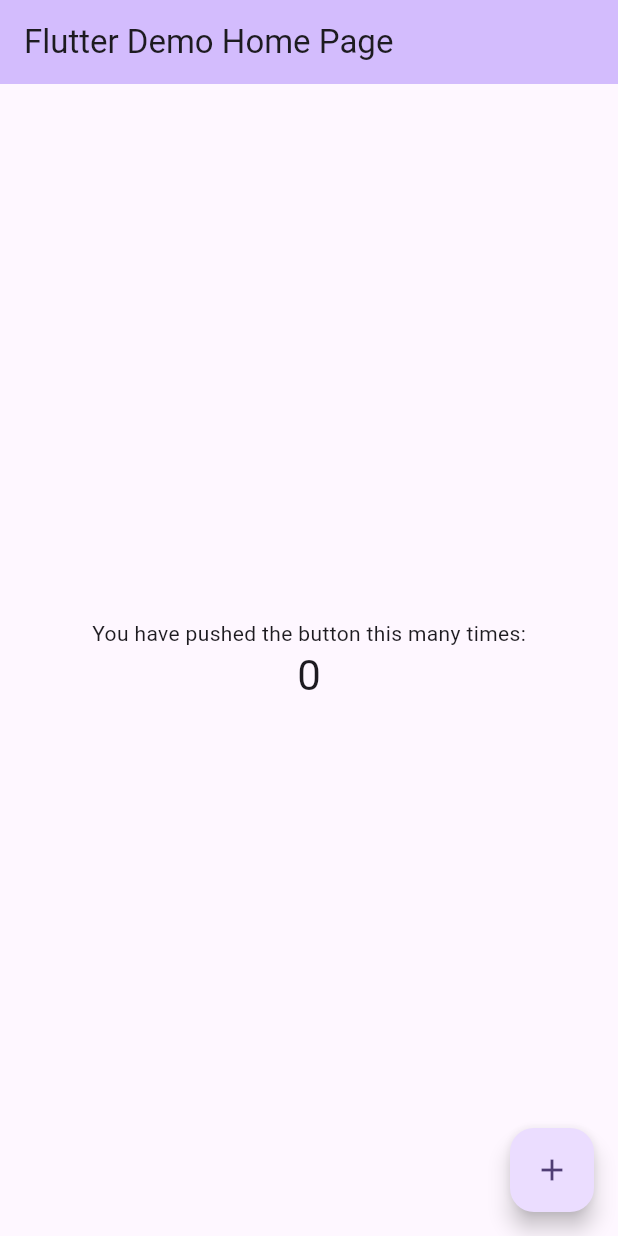
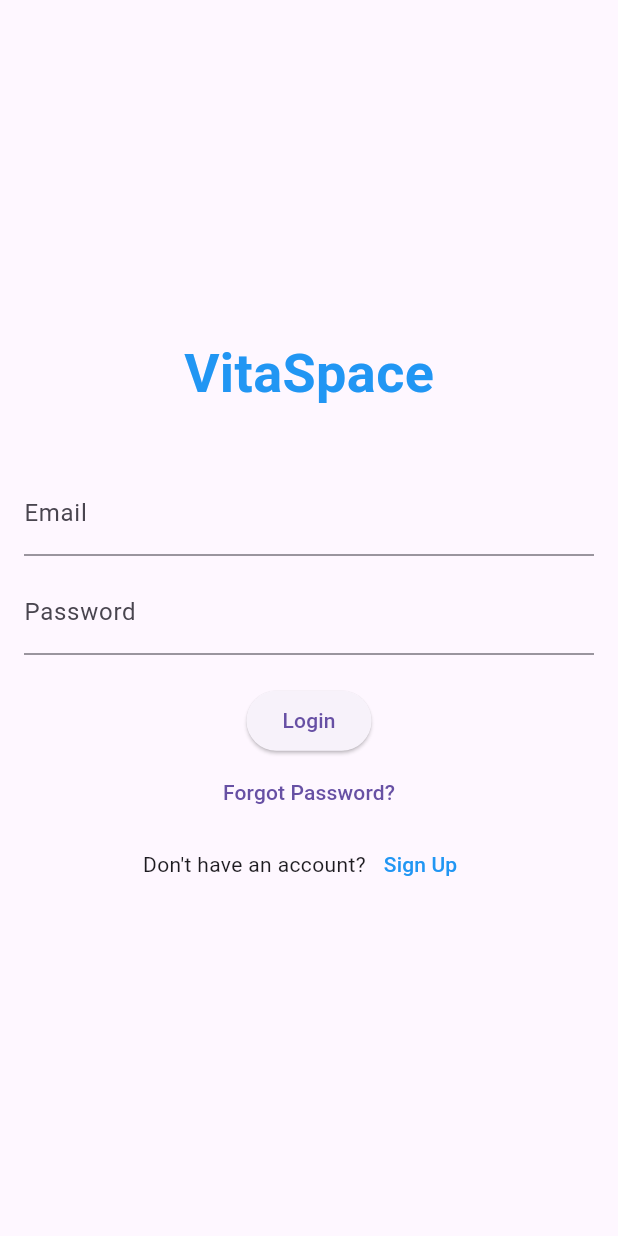
Before and after one commit to vitaspaceuk/vitaspace_app, a Flutter app: the screen it shows after launch, on a phone screen of 412 x 824 dp. Run offline on Flutter 3.47's test engine with Material 3 defaults, Android fonts, the phone set to English and light mode, and no system bars; our stand-ins replace firebase_auth, firebase_core; accounts and stored records are empty.

Commit message:
initial build of app

```diff
--- a/lib/main.dart
+++ b/lib/main.dart
@@ -1,125 +1,29 @@
 import 'package:flutter/material.dart';
+import 'package:firebase_core/firebase_core.dart';
+import 'screens/splash_screen.dart';
+import 'screens/login_page.dart';
+import 'screens/sign_up_page.dart';
+import 'screens/home_page.dart';
 
-void main() {
-  runApp(const MyApp());
+void main() async {
+  WidgetsFlutterBinding.ensureInitialized();
+  await Firebase.initializeApp();
+  runApp(MyApp());
 }
 
 class MyApp extends StatelessWidget {
-  const MyApp({super.key});
-
-  // This widget is the root of your application.
   @override
   Widget build(BuildContext context) {
     return MaterialApp(
-      title: 'Flutter Demo',
-      theme: ThemeData(
-        // This is the theme of your application.
-        //
-        // TRY THIS: Try running your application with "flutter run". You'll see
-        // the application has a purple toolbar. Then, without quitting the app,
-        // try changing the seedColor in the colorScheme below to Colors.green
-        // and then invoke "hot reload" (save your changes or press the "hot
-        // reload" button in a Flutter-supported IDE, or press "r" if you used
-        // the command line to start the app).
-        //
-        // Notice that the counter didn't reset back to zero; the application
-        // state is not lost during the reload. To reset the state, use hot
-        // restart instead.
-        //
-        // This works for code too, not just values: Most code changes can be
-        // tested with just a hot reload.
-        colorScheme: ColorScheme.fromSeed(seedColor: Colors.deepPurple),
-        useMaterial3: true,
-      ),
-      home: const MyHomePage(title: 'Flutter Demo Home Page'),
+      debugShowCheckedModeBanner: false,
+      title: 'VitaSpace',
+      initialRoute: '/',
+      routes: {
+        '/': (context) => SplashScreen(),
+        '/login': (context) => LoginPage(),
+        '/sign_up': (context) => SignUpPage(),
+        '/home': (context) => HomePage(),
+      },
     );
   }
 }
-
-class MyHomePage extends StatefulWidget {
-  const MyHomePage({super.key, required this.title});
-
-  // This widget is the home page of your application. It is stateful, meaning
-  // that it has a State object (defined below) that contains fields that affect
-  // how it looks.
-
-  // This class is the configuration for the state. It holds the values (in this
-  // case the title) provided by the parent (in this case the App widget) and
-  // used by the build method of the State. Fields in a Widget subclass are
-  // always marked "final".
-
-  final String title;
-
-  @override
-  State<MyHomePage> createState() => _MyHomePageState();
-}
-
-class _MyHomePageState extends State<MyHomePage> {
-  int _counter = 0;
-
-  void _incrementCounter() {
-    setState(() {
-      // This call to setState tells the Flutter framework that something has
-      // changed in this State, which causes it to rerun the build method below
-      // so that the display can reflect the updated values. If we changed
-      // _counter without calling setState(), then the build method would not be
-      // called again, and so nothing would appear to happen.
-      _counter++;
-    });
-  }
-
-  @override
-  Widget build(BuildContext context) {
-    // This method is rerun every time setState is called, for instance as done
-    // by the _incrementCounter method above.
-    //
-    // The Flutter framework has been optimized to make rerunning build methods
-    // fast, so that you can just rebuild anything that needs updating rather
-    // than having to individually change instances of widgets.
-    return Scaffold(
-      appBar: AppBar(
-        // TRY THIS: Try changing the color here to a specific color (to
-        // Colors.amber, perhaps?) and trigger a hot reload to see the AppBar
-        // change color while the other colors stay the same.
-        backgroundColor: Theme.of(context).colorScheme.inversePrimary,
-        // Here we take the value from the MyHomePage object that was created by
-        // the App.build method, and use it to set our appbar title.
-        title: Text(widget.title),
-      ),
-      body: Center(
-        // Center is a layout widget. It takes a single child and positions it
-        // in the middle of the parent.
-        child: Column(
-          // Column is also a layout widget. It takes a list of children and
-          // arranges them vertically. By default, it sizes itself to fit its
-          // children horizontally, and tries to be as tall as its parent.
-          //
-          // Column has various properties to control how it sizes itself and
-          // how it positions its children. Here we use mainAxisAlignment to
-          // center the children vertically; the main axis here is the vertical
-          // axis because Columns are vertical (the cross axis would be
-          // horizontal).
-          //
-          // TRY THIS: Invoke "debug painting" (choose the "Toggle Debug Paint"
-          // action in the IDE, or press "p" in the console), to see the
-          // wireframe for each widget.
-          mainAxisAlignment: MainAxisAlignment.center,
-          children: <Widget>[
-            const Text(
-              'You have pushed the button this many times:',
-            ),
-            Text(
-              '$_counter',
-              style: Theme.of(context).textTheme.headlineMedium,
-            ),
-          ],
-        ),
-      ),
-      floatingActionButton: FloatingActionButton(
-        onPressed: _incrementCounter,
-        tooltip: 'Increment',
-        child: const Icon(Icons.add),
-      ), // This trailing comma makes auto-formatting nicer for build methods.
-    );
-  }
-}
--- /dev/null
+++ b/lib/screens/login_page.dart
@@ -0,0 +1,103 @@
+import 'package:flutter/material.dart';
+import 'package:firebase_auth/firebase_auth.dart';
+import 'reset_password_page.dart';
+import 'home_page.dart';
+import 'sign_up_page.dart'; // Add your SignUpPage import here
+
+class LoginPage extends StatefulWidget {
+  const LoginPage({Key? key}) : super(key: key);
+
+  @override
+  State<LoginPage> createState() => _LoginPageState();
+}
+
+class _LoginPageState extends State<LoginPage> {
+  final TextEditingController _emailController = TextEditingController();
+  final TextEditingController _passwordController = TextEditingController();
+
+  Future<void> _signIn() async {
+    try {
+      await FirebaseAuth.instance.signInWithEmailAndPassword(
+        email: _emailController.text.trim(),
+        password: _passwordController.text.trim(),
+      );
+      // Navigate to Home Page on successful login
+      Navigator.pushReplacement(
+        context,
+        MaterialPageRoute(builder: (context) => const HomePage()),
+      );
+    } catch (e) {
+      ScaffoldMessenger.of(context).showSnackBar(
+        SnackBar(content: Text('Error: $e')),
+      );
+    }
+  }
+
+  @override
+  Widget build(BuildContext context) {
+    return Scaffold(
+      body: Padding(
+        padding: const EdgeInsets.all(16.0),
+        child: Column(
+          mainAxisAlignment: MainAxisAlignment.center,
+          children: [
+            const Text(
+              'VitaSpace',
+              style: TextStyle(
+                fontSize: 36,
+                fontWeight: FontWeight.bold,
+                color: Colors.blue,
+              ),
+            ),
+            const SizedBox(height: 40),
+            TextField(
+              controller: _emailController,
+              decoration: const InputDecoration(labelText: 'Email'),
+            ),
+            const SizedBox(height: 10),
+            TextField(
+              controller: _passwordController,
+              decoration: const InputDecoration(labelText: 'Password'),
+              obscureText: true,
+            ),
+            const SizedBox(height: 20),
+            ElevatedButton(
+              onPressed: _signIn,
+              child: const Text('Login'),
+            ),
+            TextButton(
+              onPressed: () {
+                // Navigate to Reset Password Page
+                Navigator.push(
+                  context,
+                  MaterialPageRoute(
+                      builder: (context) => const ResetPasswordPage()),
+                );
+              },
+              child: const Text('Forgot Password?'),
+            ),
+
+            // Sign Up Link
+            Row(
+              mainAxisAlignment: MainAxisAlignment.center,
+              children: [
+                const Text("Don't have an account?"),
+                TextButton(
+                  onPressed: () {
+                    // Navigate to Sign Up Page
+                    Navigator.push(
+                      context,
+                      MaterialPageRoute(builder: (context) => SignUpPage()),
+                    );
+                  },
+                  child: const Text("Sign Up",
+                      style: TextStyle(color: Colors.blue)),
+                ),
+              ],
+            ),
+          ],
+        ),
+      ),
+    );
+  }
+}
--- a/pubspec.yaml
+++ b/pubspec.yaml
@@ -30,6 +30,9 @@ environment:
 dependencies:
   flutter:
     sdk: flutter
+  firebase_core: ^3.8.0
+  firebase_auth: ^5.2.0
+  cloud_firestore: ^5.5.0
 
 
   # The following adds the Cupertino Icons font to your application.
```
Also changed, not shown: lib/screens/home_page.dart (added, +33 -0 lines), lib/screens/my_account_page.dart (added, +57 -0 lines), lib/screens/reset_password_page.dart (added, +71 -0 lines), lib/screens/sign_up_page.dart (added, +81 -0 lines), lib/screens/splash_screen.dart (added, +23 -0 lines), firebase.json (added), flutter_01.png (added), lib/firebase_options.dart (added), pubspec.lock, 20 other files.
